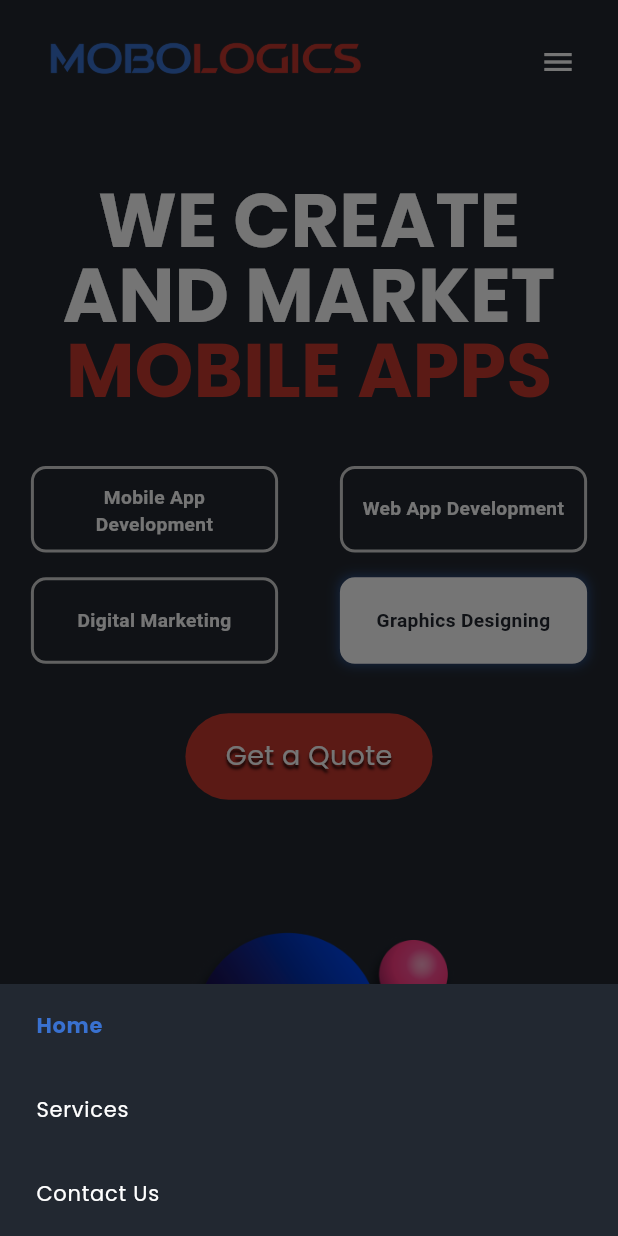
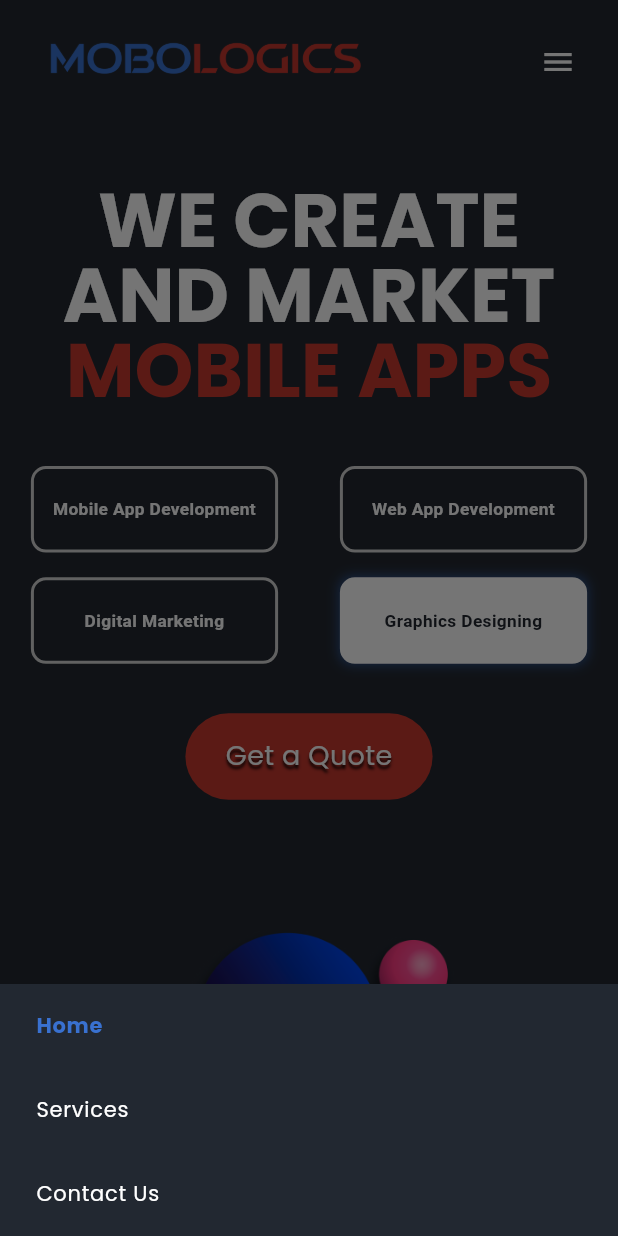
Before and after one commit to 5-abdulsami/mobologics_web, a Flutter app: the WebsiteNavigator screen opened by its route, after a tap on the "menu" icon, on a phone screen of 412 x 824 dp. Run offline on Flutter 3.47's test engine with Material 3 defaults, Android fonts, the phone set to English and light mode, and no system bars; our stand-ins replace cloud_firestore, firebase_core, go_router, google_fonts; missing offline and left inert: dart:html; accounts and stored records are empty.

Commit message:
displayed custom titles at tab, fixed footer, porfolio item issue persisting

```diff
--- a/lib/main.dart
+++ b/lib/main.dart
@@ -7,6 +7,7 @@ import 'package:firebase_core/firebase_core.dart';
 import 'package:mobologics_web/utils/colors.dart';
 // ignore: depend_on_referenced_packages
 import 'package:flutter_web_plugins/url_strategy.dart';
+import 'dart:html' as html;
 
 Future<void> main() async {
   WidgetsFlutterBinding.ensureInitialized();
@@ -45,19 +46,25 @@ class MyApp extends StatelessWidget {
       routerConfig: GoRouter(
         routes: [
           GoRoute(
-            path: '/',
-            builder: (context, state) =>
-                const WebsiteNavigator(initialIndex: 0),
-          ),
+              path: '/',
+              builder: (context, state) {
+                _updatePageTitle(
+                    "Mobologics - App Development and Marketing Company");
+                return const WebsiteNavigator(initialIndex: 0);
+              }),
           GoRoute(
             path: '/services',
-            builder: (context, state) =>
-                const WebsiteNavigator(initialIndex: 1),
+            builder: (context, state) {
+              _updatePageTitle("App Development Services - Mobologics");
+              return const WebsiteNavigator(initialIndex: 1);
+            },
           ),
           GoRoute(
             path: '/contact',
-            builder: (context, state) =>
-                const WebsiteNavigator(initialIndex: 2),
+            builder: (context, state) {
+              _updatePageTitle("Contact Mobologics");
+              return const WebsiteNavigator(initialIndex: 2);
+            },
           ),
           GoRoute(
             path: '/app-ads.txt',
@@ -67,4 +74,9 @@ class MyApp extends StatelessWidget {
       ),
     );
   }
+
+  // Helper function to update the page title
+  void _updatePageTitle(String title) {
+    html.document.title = title;
+  }
 }
--- a/lib/responsive_view/mobile_portfolio_section.dart
+++ b/lib/responsive_view/mobile_portfolio_section.dart
@@ -102,7 +102,7 @@ class _MobilePortfolioState extends State<MobilePortfolio> {
                 crossAxisCount: 2,
                 crossAxisSpacing: width * 0.05,
                 mainAxisSpacing: height * 0.03,
-                childAspectRatio: 0.75, // Adjust as needed for item proportions
+                childAspectRatio: 0.7, // Adjusted for more flexible height
               ),
               itemCount: getCurrentPortfolioItems().length,
               itemBuilder: (context, index) {
@@ -117,7 +117,7 @@ class _MobilePortfolioState extends State<MobilePortfolio> {
                   ),
                 );
               },
-            ),
+            )
           ],
         ),
       ),
--- a/lib/widgets/highlight_container.dart
+++ b/lib/widgets/highlight_container.dart
@@ -53,7 +53,7 @@ class HighlightContainer extends StatelessWidget {
         child: Text(
           text,
           style: TextStyle(
-            fontSize: mobileView == true ? width * 0.031 : width * 0.015,
+            fontSize: mobileView == true ? width * 0.028 : width * 0.015,
             fontWeight: FontWeight.w600,
             color: isActive ? bgColor : whiteColor,
           ),
--- a/lib/widgets/portfolio_item.dart
+++ b/lib/widgets/portfolio_item.dart
@@ -21,28 +21,23 @@ class PortfolioItem extends StatelessWidget {
     final width = MediaQuery.of(context).size.width;
     final height = MediaQuery.of(context).size.height;
 
-    // Adjust container and image sizes dynamically
-    final containerWidth = mobileView ? width * 0.8 : width * 0.3;
-    final containerHeight = mobileView ? height * 0.57 : height * 0.515;
-    final imageWidth = mobileView ? containerWidth * 0.7 : containerWidth * 0.8;
-    final imageHeight =
-        mobileView ? containerHeight * 0.3 : containerHeight * 0.5;
+    // Adjust container sizes dynamically
+    final containerWidth = mobileView ? width * 0.85 : width * 0.4;
+    final imageHeight = mobileView ? height * 0.2 : height * 0.3;
 
     return Container(
       width: containerWidth,
-      height: containerHeight,
       padding: EdgeInsets.all(containerWidth * 0.05),
       decoration: BoxDecoration(
         color: textFieldColor,
         borderRadius: BorderRadius.circular(12),
       ),
       child: Column(
-        mainAxisAlignment: MainAxisAlignment.center,
+        mainAxisSize: MainAxisSize.min,
         crossAxisAlignment: CrossAxisAlignment.center,
         children: [
           // App icon (image)
           Container(
-            width: imageWidth,
             height: imageHeight,
             decoration: BoxDecoration(
               borderRadius: BorderRadius.circular(10),
@@ -52,7 +47,7 @@ class PortfolioItem extends StatelessWidget {
               ),
             ),
           ),
-          SizedBox(height: containerHeight * 0.05),
+          const SizedBox(height: 10),
           // App name (title)
           Text(
             title,
@@ -63,7 +58,7 @@ class PortfolioItem extends StatelessWidget {
             ),
             textAlign: TextAlign.center,
           ),
-          SizedBox(height: containerHeight * 0.02),
+          const SizedBox(height: 8),
           // Description text
           Text(
             description,
@@ -71,10 +66,9 @@ class PortfolioItem extends StatelessWidget {
             style: GoogleFonts.poppins(
               color: whiteColor,
               fontSize: mobileView ? 12 : 14,
-              height: 1.5,
+              height: 1.4,
             ),
-            maxLines: 3,
-            overflow: TextOverflow.ellipsis,
+            maxLines: null, // Allows for dynamic height based on text length
           ),
         ],
       ),
```
Also changed, not shown: lib/sections/portfolio_section.dart (+68 -18 lines), lib/utils/constants.dart (+16 -1 lines), lib/widgets/footer.dart (+7 -8 lines), assets/images/team/anas.png (added), assets/images/team/remsha.png (added), assets/images/team/zarafshan.png (added), 2 other files.
